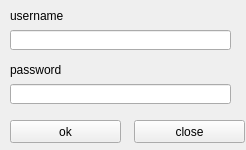
First picture: the form in user.ui, repository anatoliy266/easyCRM, before the edit.
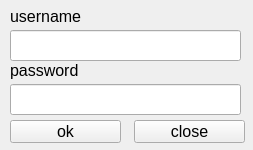
Second picture: the form after the edit.

The edit to the form file:
```diff
--- a/user.ui
+++ b/user.ui
@@ -6,10 +6,15 @@
    <rect>
     <x>0</x>
     <y>0</y>
-    <width>246</width>
+    <width>253</width>
     <height>150</height>
    </rect>
   </property>
+  <property name="font">
+   <font>
+    <pointsize>12</pointsize>
+   </font>
+  </property>
   <property name="windowTitle">
    <string>Form</string>
   </property>
@@ -22,6 +27,11 @@
      <height>23</height>
     </rect>
    </property>
+   <property name="font">
+    <font>
+     <pointsize>12</pointsize>
+    </font>
+   </property>
    <property name="text">
     <string>ok</string>
    </property>
@@ -35,6 +45,11 @@
      <height>23</height>
     </rect>
    </property>
+   <property name="font">
+    <font>
+     <pointsize>12</pointsize>
+    </font>
+   </property>
    <property name="text">
     <string>close</string>
    </property>
@@ -48,6 +63,11 @@
      <height>20</height>
     </rect>
    </property>
+   <property name="font">
+    <font>
+     <pointsize>12</pointsize>
+    </font>
+   </property>
    <property name="text">
     <string>username</string>
    </property>
@@ -57,20 +77,30 @@
     <rect>
      <x>10</x>
      <y>30</y>
-     <width>221</width>
-     <height>20</height>
+     <width>231</width>
+     <height>31</height>
     </rect>
    </property>
+   <property name="font">
+    <font>
+     <pointsize>12</pointsize>
+    </font>
+   </property>
   </widget>
   <widget class="QLineEdit" name="lineEdit_2">
    <property name="geometry">
     <rect>
      <x>10</x>
      <y>84</y>
-     <width>221</width>
-     <height>20</height>
+     <width>231</width>
+     <height>31</height>
     </rect>
    </property>
+   <property name="font">
+    <font>
+     <pointsize>12</pointsize>
+    </font>
+   </property>
    <property name="text">
     <string/>
    </property>
@@ -84,6 +114,11 @@
      <height>20</height>
     </rect>
    </property>
+   <property name="font">
+    <font>
+     <pointsize>12</pointsize>
+    </font>
+   </property>
    <property name="text">
     <string>password</string>
    </property>
```
